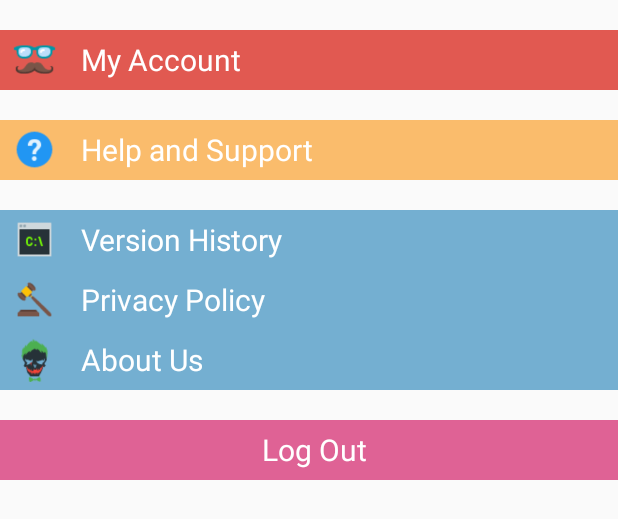
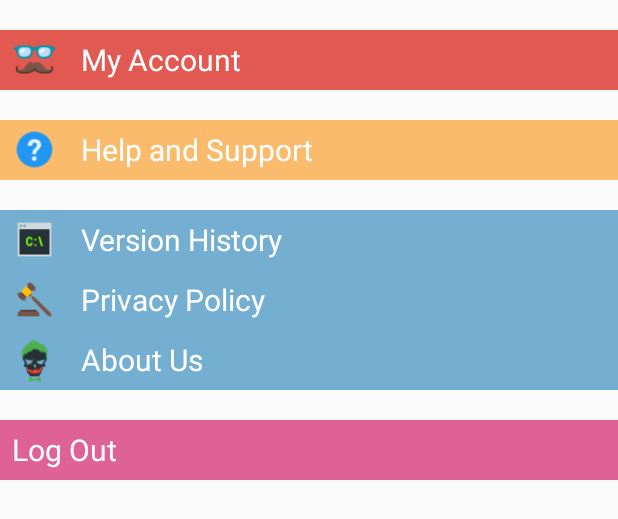
Before and after one commit to bryanyhy/START, an Android app: the layout fragment_more.xml on its own in the app's theme, with its tools: preview values and no code run, on a phone screen of 412 x 824 dp. Shown: the top 519 px of the screen. Run offline under Robolectric (Android 15) with nearby library versions, the phone set to English and light mode, and no system bars.

Commit message:
Hotfix2 for Iteration 2

```diff
--- a/app/src/main/res/layout/fragment_more.xml
+++ b/app/src/main/res/layout/fragment_more.xml
@@ -28,7 +28,7 @@
                 android:layout_gravity="center_vertical" />
 
             <TextView
-                android:layout_width="wrap_content"
+                android:layout_width="match_parent"
                 android:layout_height="wrap_content"
                 android:text="My Account"
                 android:layout_marginLeft="8dp"
@@ -55,7 +55,7 @@
                 android:layout_gravity="center_vertical" />
 
             <TextView
-                android:layout_width="wrap_content"
+                android:layout_width="match_parent"
                 android:layout_height="wrap_content"
                 android:text="Help and Support"
                 android:layout_marginLeft="8dp"
@@ -82,7 +82,7 @@
                 android:layout_gravity="center_vertical" />
 
             <TextView
-                android:layout_width="wrap_content"
+                android:layout_width="match_parent"
                 android:layout_height="wrap_content"
                 android:text="Version History"
                 android:layout_marginLeft="8dp"
@@ -108,7 +108,7 @@
                 android:layout_gravity="center_vertical" />
 
             <TextView
-                android:layout_width="wrap_content"
+                android:layout_width="match_parent"
                 android:layout_height="wrap_content"
                 android:text="Privacy Policy"
                 android:layout_marginLeft="8dp"
@@ -134,7 +134,7 @@
                 android:layout_gravity="center_vertical" />
 
             <TextView
-                android:layout_width="wrap_content"
+                android:layout_width="match_parent"
                 android:layout_height="wrap_content"
                 android:text="About Us"
                 android:layout_marginLeft="8dp"
@@ -155,7 +155,7 @@
 
 
             <TextView
-                android:layout_width="wrap_content"
+                android:layout_width="match_parent"
                 android:layout_height="wrap_content"
                 android:text="Log Out"
                 android:layout_marginLeft="8dp"
```
